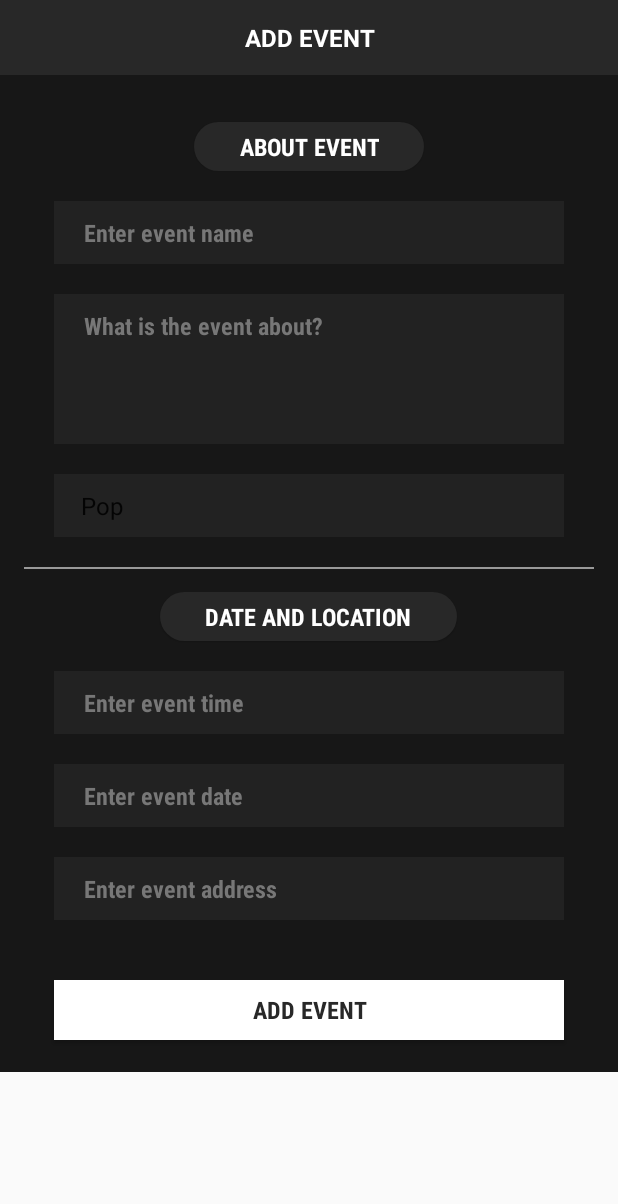
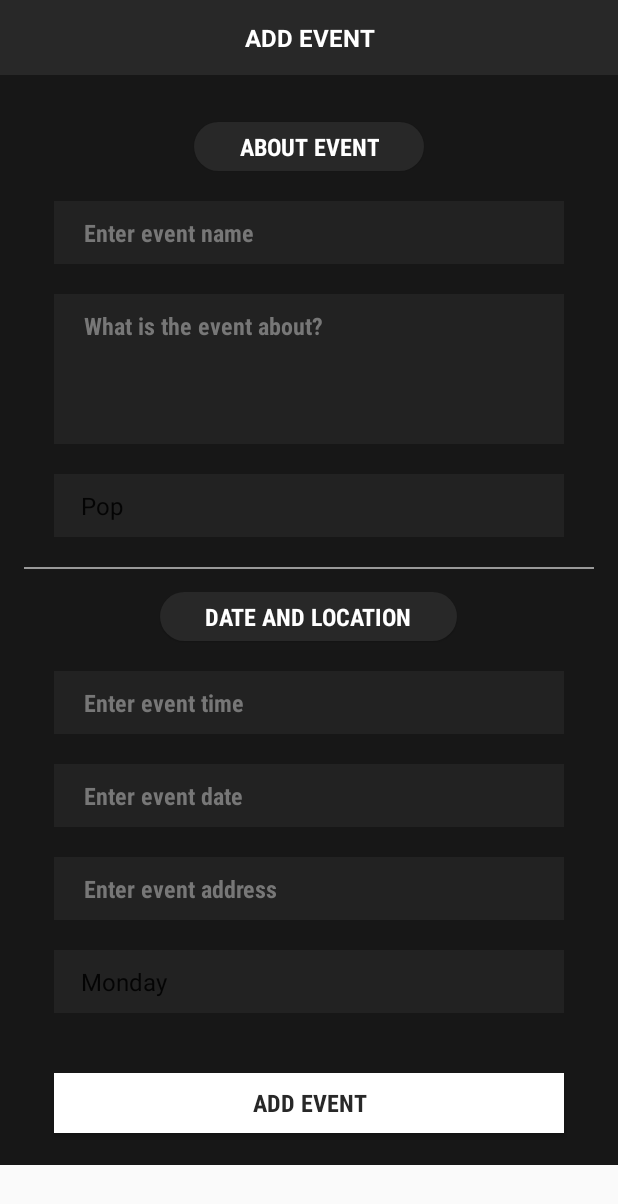
Before and after one commit to MiguelAAe/CS2001-group10-lab1, an Android app: the AddEventActivity screen opened directly, with no data from a screen before it, after a tap on "ADD EVENT", on a phone screen of 412 x 824 dp. Shown: the top 1204 px of the screen. Run offline under Robolectric (Android 15) with nearby library versions, the phone set to English and light mode, and no system bars; our stand-ins replace Firebase (no records; nobody signed in at launch, a user with empty details on screens opened directly).

Commit message:
now able to add extra data when adding an event

```diff
--- a/MusicAppp/app/src/main/java/com/example/michael/musicapp/AddEventActivity.java
+++ b/MusicAppp/app/src/main/java/com/example/michael/musicapp/AddEventActivity.java
@@ -25,6 +25,7 @@ public class AddEventActivity extends AppCompatActivity{
     EditText add_event_date;
     EditText add_event_about;
     Spinner add_event_genre;
+    Spinner add_event_day;
     Button add_button;
 
     DatabaseReference databaseEvents;
@@ -42,8 +43,8 @@ public class AddEventActivity extends AppCompatActivity{
         add_event_date = (EditText) findViewById(R.id.add_event_date);
         add_event_about = (EditText) findViewById(R.id.add_about_event);
         add_event_genre = (Spinner) findViewById(R.id.add_event_genre);
+        add_event_day = (Spinner) findViewById(R.id.add_event_day);
         add_button = (Button) findViewById(R.id.addevent);
-
 
         add_button.setOnClickListener(new View.OnClickListener() {
             @Override
@@ -60,15 +61,16 @@ public class AddEventActivity extends AppCompatActivity{
         String date = add_event_date.getText().toString().trim();
         String about = add_event_about.getText().toString().trim();
         String genre = add_event_genre.getSelectedItem().toString();
+        String day = add_event_day.getSelectedItem().toString();
 
 
-        if (TextUtils.isEmpty(name) || TextUtils.isEmpty(address) || TextUtils.isEmpty(time) || TextUtils.isEmpty(date) || TextUtils.isEmpty(about) || TextUtils.isEmpty(genre)) {
+        if (TextUtils.isEmpty(day) || TextUtils.isEmpty(name) || TextUtils.isEmpty(address) || TextUtils.isEmpty(time) || TextUtils.isEmpty(date) || TextUtils.isEmpty(about) || TextUtils.isEmpty(genre)) {
             Toast.makeText(this, "Make Sure All is filled", Toast.LENGTH_SHORT).show();
 
         }
         else{
             String id = databaseEvents.push().getKey();
-            Event event = new Event(id, name, address, time, date, about, genre);
+            Event event = new Event(id, name, address, time, date, about, genre, day);
 
             databaseEvents.child(id).setValue(event);
 
--- a/MusicAppp/app/src/main/java/com/example/michael/musicapp/EventList.java
+++ b/MusicAppp/app/src/main/java/com/example/michael/musicapp/EventList.java
@@ -1,6 +1,7 @@
 package com.example.michael.musicapp;
 
 import android.app.Activity;
+import android.content.Intent;
 import android.support.annotation.NonNull;
 import android.support.annotation.Nullable;
 import android.view.LayoutInflater;
@@ -40,6 +41,7 @@ public class EventList extends ArrayAdapter<Event> {
         TextView event_name = (TextView) v.findViewById(R.id.Event_Name);
         TextView event_genre = (TextView) v.findViewById(R.id.Event_Genre);
         TextView event_date = (TextView) v.findViewById(R.id.Event_Date);
+        TextView event_day = (TextView) v.findViewById(R.id.Event_Day);
 
 
         Event event = eventlist.get(position);
@@ -50,6 +52,7 @@ public class EventList extends ArrayAdapter<Event> {
         event_genre.setText(event.getEventGenre());
         event_name.setText(event.getEventName());
         event_time.setText(event.getEventTime());
+        event_day.setText(event.getEventDay());
 
         return v;
     }}
--- a/MusicAppp/app/src/main/res/layout/activity_addevent.xml
+++ b/MusicAppp/app/src/main/res/layout/activity_addevent.xml
@@ -89,9 +89,6 @@
                 style="@style/MiniHeading"
                 android:text="DATE AND LOCATION"/>
 
-
-
-
             <EditText
                 android:id="@+id/add_event_time"
                 style="@style/textInputStyle"
@@ -118,6 +115,15 @@
                 android:hint="Enter event address"
                 android:inputType="textPersonName" />
 
+            <Spinner
+                android:id="@+id/add_event_day"
+                style="@style/textInputStyle"
+                android:layout_width="match_parent"
+                android:layout_height="match_parent"
+                android:entries="@array/days"
+                android:padding="10dp"
+                android:popupBackground="@drawable/button_file3"></Spinner>
+
 
             <Button
                 android:id="@+id/addevent"
--- a/MusicAppp/app/src/main/res/values/strings.xml
+++ b/MusicAppp/app/src/main/res/values/strings.xml
@@ -47,6 +47,15 @@
         <item>Classical</item>
         <item>Reggae</item>
         <item>Metal</item>
+    </array>
 
+    <array name="days">
+        <item>Monday</item>
+        <item>Tuesday</item>
+        <item>Wednesday</item>
+        <item>Thursday</item>
+        <item>Friday</item>
+        <item>Saturday</item>
+        <item>Sunday</item>
     </array>
 </resources>
```
Also changed, not shown: MusicAppp/app/src/main/java/com/example/michael/musicapp/Event.java (+8 -1 lines), MusicAppp/app/src/main/java/com/example/michael/musicapp/SearchActivity.java (+7 -0 lines).
